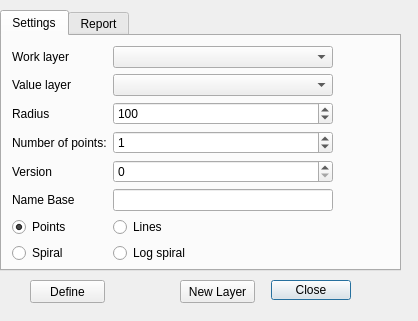
Above: Arraymaker_dialog_base.ui from sickel/Arraymaker before the change. Below: the same form after it.
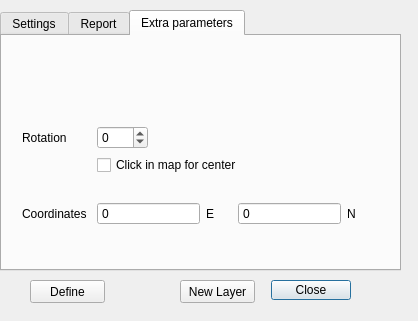
That is the form after the change. Custom widgets are drawn as their Qt base class.

Commit message: Can define rotation and size of spiral arms, form for preset center

```diff
--- a/Arraymaker_dialog_base.ui
+++ b/Arraymaker_dialog_base.ui
@@ -68,7 +68,7 @@
     </rect>
    </property>
    <property name="currentIndex">
-    <number>0</number>
+    <number>2</number>
    </property>
    <widget class="QWidget" name="tabSettings">
     <attribute name="title">
@@ -80,7 +80,7 @@
        <x>10</x>
        <y>10</y>
        <width>321</width>
-       <height>224</height>
+       <height>181</height>
       </rect>
      </property>
      <layout class="QFormLayout" name="formLayout">
@@ -166,7 +166,19 @@
       <item row="5" column="1">
        <widget class="QLineEdit" name="LENameBase"/>
       </item>
-      <item row="6" column="0">
+     </layout>
+    </widget>
+    <widget class="QWidget" name="horizontalLayoutWidget">
+     <property name="geometry">
+      <rect>
+       <x>10</x>
+       <y>200</y>
+       <width>381</width>
+       <height>31</height>
+      </rect>
+     </property>
+     <layout class="QHBoxLayout" name="horizontalLayout">
+      <item>
        <widget class="QRadioButton" name="RBpoint">
         <property name="text">
          <string>Points</string>
@@ -179,7 +191,7 @@
         </attribute>
        </widget>
       </item>
-      <item row="6" column="1">
+      <item>
        <widget class="QRadioButton" name="RBline">
         <property name="text">
          <string>Lines</string>
@@ -189,17 +201,7 @@
         </attribute>
        </widget>
       </item>
-      <item row="7" column="0">
-       <widget class="QRadioButton" name="RBspiral">
-        <property name="text">
-         <string>Spiral</string>
-        </property>
-        <attribute name="buttonGroup">
-         <string notr="true">buttonGroup</string>
-        </attribute>
-       </widget>
-      </item>
-      <item row="7" column="1">
+      <item>
        <widget class="QRadioButton" name="RBspiralLog">
         <property name="text">
          <string>Log spiral</string>
@@ -209,6 +211,16 @@
         </attribute>
        </widget>
       </item>
+      <item>
+       <widget class="QRadioButton" name="RBspiral">
+        <property name="text">
+         <string>Spiral</string>
+        </property>
+        <attribute name="buttonGroup">
+         <string notr="true">buttonGroup</string>
+        </attribute>
+       </widget>
+      </item>
      </layout>
     </widget>
    </widget>
@@ -233,6 +245,115 @@
      </property>
     </widget>
    </widget>
+   <widget class="QWidget" name="tabParameters">
+    <attribute name="title">
+     <string>Extra parameters</string>
+    </attribute>
+    <widget class="QWidget" name="gridLayoutWidget">
+     <property name="geometry">
+      <rect>
+       <x>20</x>
+       <y>90</y>
+       <width>351</width>
+       <height>121</height>
+      </rect>
+     </property>
+     <layout class="QGridLayout" name="gridLayout" columnstretch="1,4">
+      <item row="0" column="0">
+       <widget class="QLabel" name="label_7">
+        <property name="text">
+         <string>Rotation</string>
+        </property>
+       </widget>
+      </item>
+      <item row="2" column="0">
+       <widget class="QLabel" name="label_8">
+        <property name="text">
+         <string>Coordinates</string>
+        </property>
+       </widget>
+      </item>
+      <item row="2" column="1">
+       <layout class="QHBoxLayout" name="horizontalLayout_2" stretch="4,1,4,1">
+        <item>
+         <widget class="QSpinBox" name="SBEast">
+          <property name="buttonSymbols">
+           <enum>QAbstractSpinBox::NoButtons</enum>
+          </property>
+          <property name="minimum">
+           <number>-10000000</number>
+          </property>
+          <property name="maximum">
+           <number>10000000</number>
+          </property>
+         </widget>
+        </item>
+        <item>
+         <widget class="QLabel" name="label_9">
+          <property name="text">
+           <string>E</string>
+          </property>
+         </widget>
+        </item>
+        <item>
+         <widget class="QSpinBox" name="SBNorth">
+          <property name="buttonSymbols">
+           <enum>QAbstractSpinBox::NoButtons</enum>
+          </property>
+          <property name="minimum">
+           <number>0</number>
+          </property>
+          <property name="maximum">
+           <number>0</number>
+          </property>
+         </widget>
+        </item>
+        <item>
+         <widget class="QLabel" name="label_10">
+          <property name="text">
+           <string>N</string>
+          </property>
+         </widget>
+        </item>
+       </layout>
+      </item>
+      <item row="1" column="1">
+       <widget class="QCheckBox" name="CBClickForCenter">
+        <property name="text">
+         <string>Click in map for center</string>
+        </property>
+       </widget>
+      </item>
+      <item row="0" column="1">
+       <layout class="QHBoxLayout" name="horizontalLayout_3">
+        <item>
+         <widget class="QSpinBox" name="SBRotation">
+          <property name="minimum">
+           <number>-180</number>
+          </property>
+          <property name="maximum">
+           <number>360</number>
+          </property>
+         </widget>
+        </item>
+        <item>
+         <spacer name="horizontalSpacer">
+          <property name="orientation">
+           <enum>Qt::Horizontal</enum>
+          </property>
+          <property name="sizeHint" stdset="0">
+           <size>
+            <width>40</width>
+            <height>20</height>
+           </size>
+          </property>
+         </spacer>
+        </item>
+       </layout>
+      </item>
+     </layout>
+    </widget>
+   </widget>
   </widget>
  </widget>
  <customwidgets>
```
Left out of the diff: 2 changed lines with no effect on the pictures. The commit also changes 1 other file.
